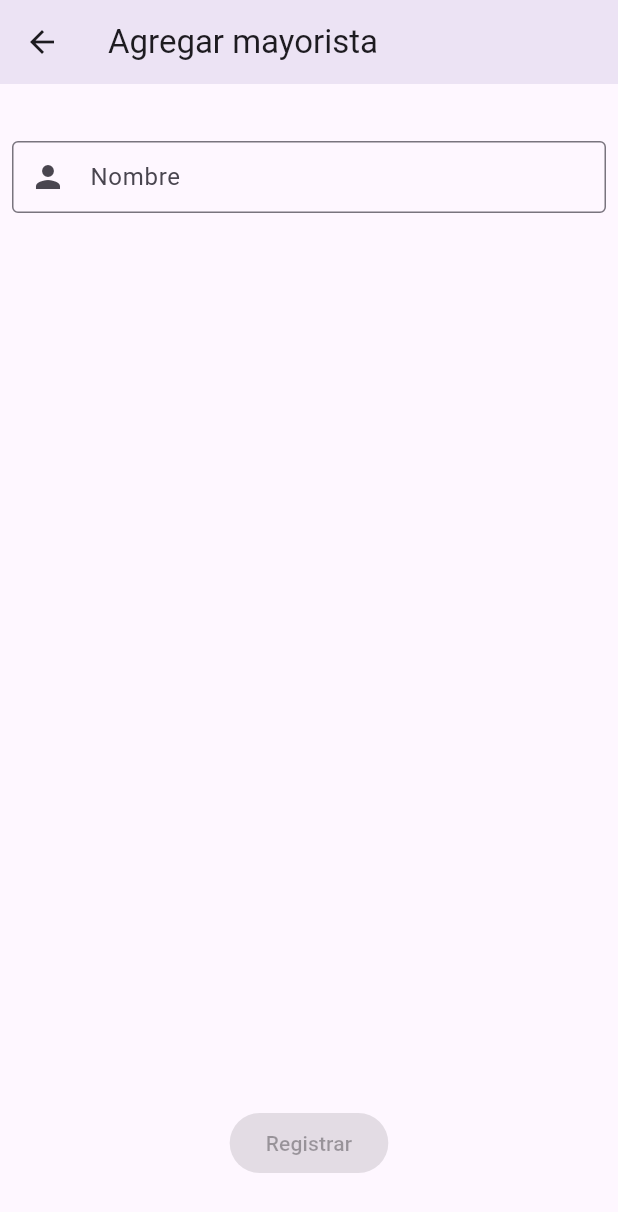
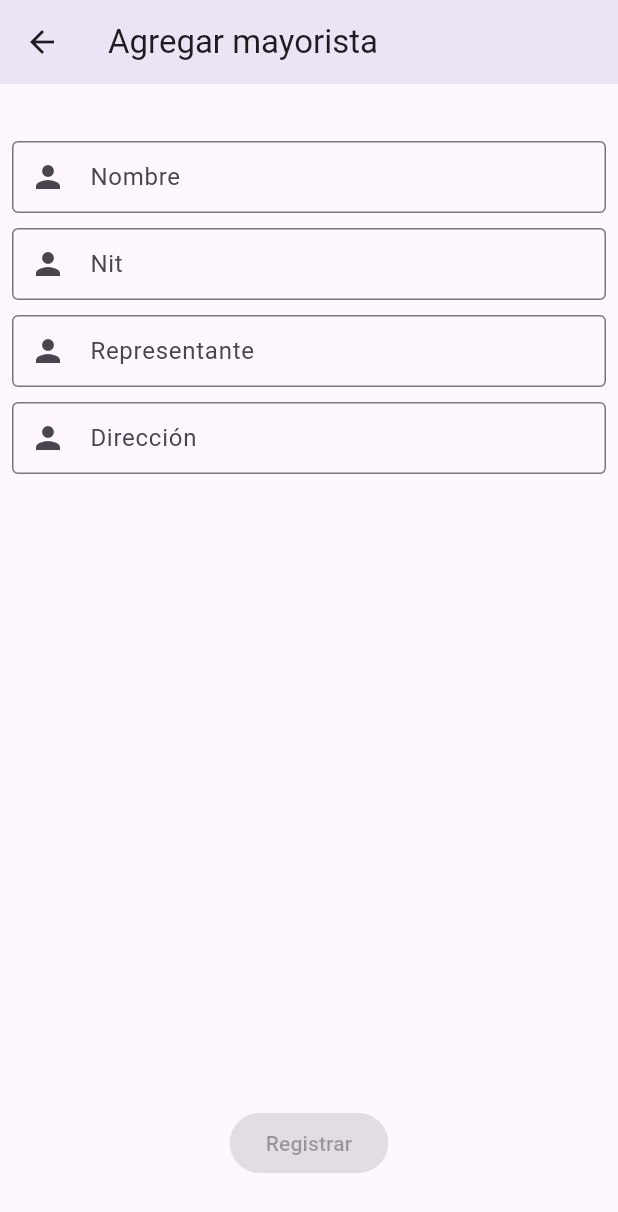
Before and after one commit to Acopios/copio-app, a Flutter app: the AgregarMayorista screen opened directly, on a phone screen of 412 x 824 dp. Shown: the top 1212 px of the screen. Run offline on Flutter 3.47's test engine with Material 3 defaults, Android fonts, the light colour scheme and no system bars; our stand-ins replace bloc, dio, equatable, flutter_bloc, flutter_speed_dial, permission_handler and 1 more; missing offline and left inert: bcrypt, excel; accounts and stored records are empty.

Commit message:
se añade inventario, se ajusta el modulo de ventas, se añade campos al crear mayorita

```diff
--- a/lib/src/core/url.dart
+++ b/lib/src/core/url.dart
@@ -1,4 +1,4 @@
 
 
 // const urlBase="https://victorious-passion-develop.up.railway.app/acopios/v1/dev";
-const urlBase="http://192.168.67.150:8080/acopios/v1/dev";
+const urlBase="http://192.168.1.39:8080/acopios/v1/dev";
--- a/lib/src/data/dto/crear_mayorista_dto.dart
+++ b/lib/src/data/dto/crear_mayorista_dto.dart
@@ -3,14 +3,25 @@ class CrearMayoristaDto {
   final int idMinorista;
   final String fechaCreacion;
   final String fechaActualizacion;
+  final String representante;
+  final String nit;
+  final String direccion;
 
-  CrearMayoristaDto(
-      {required this.nombre, required this.idMinorista,
-     required this.fechaCreacion, required this.fechaActualizacion,
-      });
+  CrearMayoristaDto({
+    required this.nombre,
+    required this.idMinorista,
+    required this.fechaCreacion,
+    required this.fechaActualizacion,
+    required this.representante,
+    required this.nit,
+    required this.direccion,
+  });
 
   Map<String, dynamic> toData() => {
         "nombre": nombre,
+        "representante": representante,
+        "nit": nit,
+        "direccion": direccion,
         "idMinorista": idMinorista,
         "fechaCreacion": fechaCreacion,
         "fechaActualizacion": fechaActualizacion,
--- a/lib/src/data/model/mayorista_model.dart
+++ b/lib/src/data/model/mayorista_model.dart
@@ -1,19 +1,28 @@
 class MayoristaModel {
   final int? idMayorista;
   final String? nombre;
+  final String? direccion;
+  final String? nit;
+  final String? representante;
   final DateTime? fechaCreacion;
   final DateTime? fechaActualizacion;
 
   MayoristaModel(
       {this.idMayorista,
       this.nombre,
+      this.representante,
+      this.nit,
       this.fechaCreacion,
+      this.direccion,
       this.fechaActualizacion});
 
   factory MayoristaModel.fromJson(Map<String, dynamic> json) => MayoristaModel(
         idMayorista: json["idMayorista"] ?? 0,
         nombre: json["nombre"] ?? "",
+        representante: json["representante"] ?? "",
+        nit: json["nit"] ?? "",
+        direccion: json["direccion"] ?? "",
         fechaCreacion: json["fechaCreacion"]==null?DateTime.now(): DateTime.parse(json["fechaCreacion"]),
-        fechaActualizacion:json["fechaActualizacion"]==null?DateTime.now(): DateTime.parse(json[""]),
+        fechaActualizacion:json["fechaActualizacion"]==null?DateTime.now(): DateTime.parse(json["fechaActualizacion"]),
       );
 }
--- a/lib/src/ui/blocs/mayorista/mayorista_cubit.dart
+++ b/lib/src/ui/blocs/mayorista/mayorista_cubit.dart
@@ -13,9 +13,21 @@ class MayoristaCubit extends Cubit<MayoristaState> {
   MayoristaCubit() : super(MayoristaState());
 
   final txt = TextEditingController();
+  final nit = TextEditingController();
+  final representante = TextEditingController();
+  final direccion = TextEditingController();
 
-  enbaled(bool e) {
-    emit(state.copyWith(enabled: e));
+  enbaled() {
+    bool enabled = false;
+
+    if (txt.text.isNotEmpty &&
+        nit.text.isNotEmpty &&
+        representante.text.isNotEmpty &&
+        direccion.text.isNotEmpty) {
+      enabled = true;
+    }
+
+    emit(state.copyWith(enabled: enabled));
   }
 
   Future<bool> crearMayorista() async {
@@ -23,6 +35,9 @@ class MayoristaCubit extends Cubit<MayoristaState> {
     final id = await SharedPreferencesManager("id").load();
 
     final r = await _mayoristaRepo.registarCompra(CrearMayoristaDto(
+            direccion: direccion.text,
+            nit: nit.text,
+            representante: representante.text,
             fechaActualizacion: DateTime.now().toIso8601String(),
             fechaCreacion: DateTime.now().toIso8601String(),
             nombre: txt.text,
--- a/lib/src/ui/pages/agregar_mayorista.dart
+++ b/lib/src/ui/pages/agregar_mayorista.dart
@@ -60,7 +60,34 @@ class _AgregarMayoristaState extends State<AgregarMayorista> {
                     icon: (Icons.person),
                     onChanged: (e) {
                       c.enbaled(
-                          e.toString().isNotEmpty && e.toString().length >= 4);
+                          );
+                    }),
+                const SizedBox(height: 10),
+                InputWidget(
+                    controller: c.nit,
+                    hintText: "Nit",
+                    icon: (Icons.person),
+                    onChanged: (e) {
+                      c.enbaled(
+                          );
+                    }),
+                const SizedBox(height: 10),
+                InputWidget(
+                    controller: c.representante,
+                    hintText: "Representante",
+                    icon: (Icons.person),
+                    onChanged: (e) {
+                      c.enbaled(
+                          );
+                    }),
+                const SizedBox(height: 10),
+                InputWidget(
+                    controller: c.direccion,
+                    hintText: "Dirección",
+                    icon: (Icons.person),
+                    onChanged: (e) {
+                      c.enbaled(
+                          );
                     }),
                 const Expanded(child: SizedBox()),
                 BtnWidget(
--- a/lib/src/ui/pages/reclector_page.dart
+++ b/lib/src/ui/pages/reclector_page.dart
@@ -174,6 +174,7 @@ class _RecolectorPagStateState extends State<RecolectorPagState> {
                                                         "Lista de precio ${list[index].idAsignacion}";
                                                   });
                                                   Navigator.pop(context);
+                                                      _recolectorCubit.isEnabled();
                                                 },
                                                 txt: "Asignar",
                                                 enabled: true),
--- a/lib/src/ui/pages/resume_venta.dart
+++ b/lib/src/ui/pages/resume_venta.dart
@@ -2,7 +2,6 @@
 
 import 'package:acopios/src/core/utils.dart';
 import 'package:acopios/src/data/model/mayorista_model.dart';
-import 'package:acopios/src/ui/blocs/compra/compra_cubit.dart';
 import 'package:acopios/src/ui/blocs/venta/venta_cubit.dart';
 import 'package:acopios/src/ui/helpers/dialog_helper.dart';
 import 'package:acopios/src/ui/pages/home_page.dart';
```
Also changed, not shown: lib/src/data/model/inventario_model.dart (added, +15 -0 lines), lib/src/data/repository/inventario_repo.dart (renamed from lib/src/data/repository/movimientos_repo.dart, +8 -8 lines), lib/src/ui/blocs/inventario/inventario_cubit.dart (renamed from lib/src/ui/blocs/movimientos/movimientos_cubit.dart, +8 -8 lines), lib/src/ui/blocs/inventario/inventario_state.dart (added, +8 -0 lines), lib/src/ui/blocs/movimientos/movimientos_state.dart (deleted, +0 -10 lines), lib/src/ui/pages/home_page.dart (+4 -4 lines), lib/src/ui/pages/home_venta_page.dart (+32 -17 lines), lib/src/ui/pages/inventario_page.dart (added, +91 -0 lines), lib/src/ui/pages/movimientos_page.dart (deleted, +0 -148 lines), lib/src/ui/pages/my_price_page.dart (+10 -1 lines), lib/src/ui/pages/venta_page.dart (+47 -31 lines), 4 other files.
